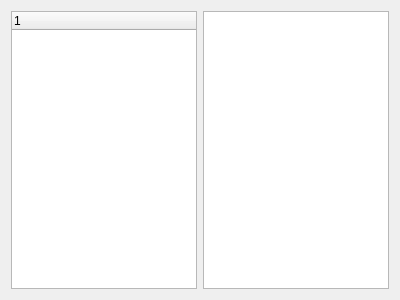
Qt form src/modelinspector/modelinspector.ui (GAMS-dev/gams-mii) before a commit.
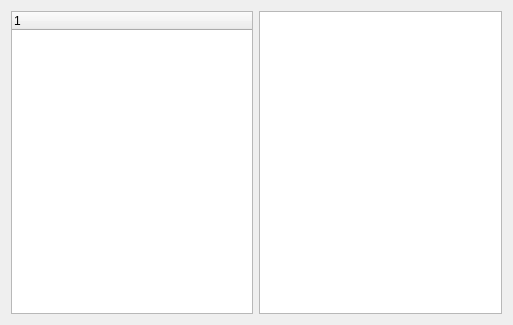
The same form after that commit.

Patch:
```diff
--- a/src/modelinspector/modelinspector.ui
+++ b/src/modelinspector/modelinspector.ui
@@ -6,8 +6,8 @@
    <rect>
     <x>0</x>
     <y>0</y>
-    <width>400</width>
-    <height>300</height>
+    <width>513</width>
+    <height>325</height>
    </rect>
   </property>
   <property name="windowTitle">
```
